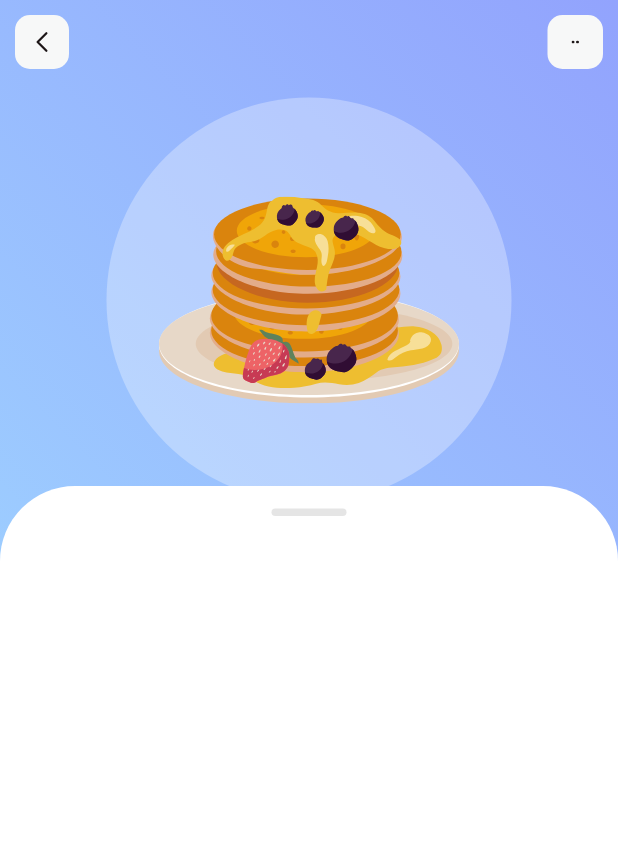
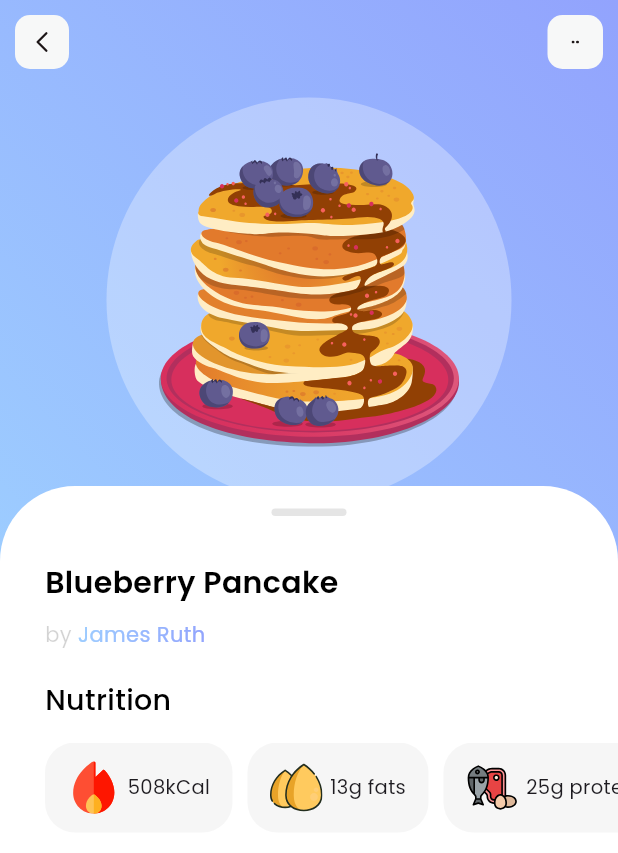
Before and after one commit to tibbers-7/Healthy_App, a Flutter app: the screen it shows after launch, after a tap on "View", on a phone screen of 412 x 824 dp. Shown: the top 853 px of the screen. Run offline on Flutter 3.47's test engine with Material 3 defaults, Android fonts, the phone set to English and light mode, and no system bars; our stand-ins replace flutter_svg.

Commit message:
added nutrient bar

```diff
--- a/lib/models/diet_model.dart
+++ b/lib/models/diet_model.dart
@@ -1,6 +1,7 @@
 import 'package:flutter/material.dart';
 
 class DietModel{
+  int id;
   String name;
   String iconPath;
   String level;
@@ -10,6 +11,7 @@ class DietModel{
   Color boxColor;
 
   DietModel({
+    required this.id,
     required this.name,
     required this.iconPath,
     required this.level,
@@ -24,8 +26,9 @@ class DietModel{
 
     diets.add(
       DietModel(
-        name:'Honey Pancake',
-        iconPath: 'assets/icons/honey-pancakes.svg',
+        id:1,
+        name:'Blueberry Pancake',
+        iconPath: 'assets/icons/blueberry-pancake.svg',
         level: 'Easy',
         duration: '30mins',
         calorie: '180kCal',
@@ -36,6 +39,7 @@ class DietModel{
 
     diets.add(
       DietModel(
+        id:2,
         name:'Canai Bread',
         iconPath: 'assets/icons/canai-bread.svg',
         level: 'Easy',
--- a/lib/models/ingredientValue_model.dart
+++ b/lib/models/ingredientValue_model.dart
@@ -14,4 +14,14 @@ class IngredientValueModel{
   {
     nutritionValue=NutritionModel.getTotalIngredientNutrition(ingredient.nutritionValue,measure.value);
   }
+
+  static List<IngredientValueModel> getBlueberryIngredients(){
+    List<IngredientModel> allIngredients=IngredientModel.getIngredients();
+    List<IngredientValueModel> bpIngredients=[];
+    bpIngredients.add(IngredientValueModel(ingredient: allIngredients[0], measure: MeasureModel(measureType: MeasureType.g, value: 100)));
+    bpIngredients.add(IngredientValueModel(ingredient: allIngredients[1], measure: MeasureModel(measureType: MeasureType.tbsp, value: 3)));
+    bpIngredients.add(IngredientValueModel(ingredient: allIngredients[2], measure: MeasureModel(measureType: MeasureType.tsp, value: 2)));
+    bpIngredients.add(IngredientValueModel(ingredient: allIngredients[3], measure: MeasureModel(measureType: MeasureType.items, value: 2)));
+    return bpIngredients;
+  }
 }
--- a/lib/models/ingredient_model.dart
+++ b/lib/models/ingredient_model.dart
@@ -1,11 +1,13 @@
 import 'package:sample_app/models/nutrition_model.dart';
 
 class IngredientModel{
+  int id;
   String name;
   NutritionModel nutritionValue;
   String iconPath;
 
   IngredientModel({
+    required this.id,
     required this.name,
     required this.nutritionValue,
     required this.iconPath
@@ -13,6 +15,11 @@ class IngredientModel{
 
   static List<IngredientModel> getIngredients(){
     List<IngredientModel> ingredients=[];
+
+    ingredients.add(IngredientModel(id:1,name: 'Wheat Flour', iconPath: 'iconPath',nutritionValue: NutritionModel(calories: 3.40,proteins: 0.132,carbs: 0.72,fibre: 0.107,fats: 0.025, vitamins: 0, minerals: 0), ));
+    ingredients.add(IngredientModel(id:2,name: 'Sugar', iconPath: 'iconPath',nutritionValue: NutritionModel(calories: 3.85,proteins: 0,carbs: 1,fibre: 0,fats: 0, vitamins: 0, minerals: 0), ));
+    ingredients.add(IngredientModel(id:3,name: 'Baking Soda', iconPath: 'iconPath',nutritionValue: NutritionModel(calories: 0,proteins: 0,carbs: 0,fibre: 0,fats: 0, vitamins: 0, minerals: 0.274), ));
+    ingredients.add(IngredientModel(id:4,name: 'Egg', iconPath: 'iconPath',nutritionValue: NutritionModel(calories: 78,proteins: 6,carbs: 0.6,fibre: 0,fats: 5, vitamins: 1.127, minerals: 0.243), ));
     return ingredients;
   }
 }
--- a/lib/models/meal_model.dart
+++ b/lib/models/meal_model.dart
@@ -4,8 +4,10 @@ import 'package:sample_app/models/nutrition_model.dart';
 enum MealType { breakfast, brunch, lunch, dinner, snack, drink }
 
 class MealModel{
+  int id;
   String name;
   String iconPath;
+  String author;
   String description;
   List<MealType> type;
   List<IngredientValueModel> ingredients;
@@ -15,8 +17,10 @@ class MealModel{
 
   MealModel(
     {
+      required this.id,
       required this.name,
       required this.iconPath,
+      required this.author,
       required this.description,
       required this.type,
       required this.ingredients,
@@ -29,4 +33,9 @@ class MealModel{
       nutritionValue=nutritionValue+ingredient.nutritionValue;
     }
   }
+
+  static MealModel getBlueberryPancake(){
+    MealModel meal=MealModel(id:1,name: 'Blueberry Pancake', iconPath: 'assets/icons/blueberry-pancake.svg',author:'James Ruth', description: 'Pancakes are some people\'s favorite breakfast, who doesn\'t like pancakes? Especially with the real honey splash on top of the pancakes, of course everyone loves that! besides being Read More...', type: [MealType.breakfast], ingredients: IngredientValueModel.getBlueberryIngredients(), steps: ['Prepare all of the ingredients that needed','Mix flour, sugar, salt, and baking powder','In a seperate place, mix the eggs and liquid milk until blended','Put the egg and milk mixture into the dry ingredients, Stir untul smooth and smooth','Prepare all of the ingredients that needed']);
+    return meal;
+  }
 }
--- a/lib/models/nutrition_model.dart
+++ b/lib/models/nutrition_model.dart
@@ -1,7 +1,7 @@
 import 'package:sample_app/models/ingredient_model.dart';
 
 class NutritionModel{
-  double caloriesInKcal;
+  double calories;
   double fats;
   double proteins;
   double carbs;
@@ -10,7 +10,7 @@ class NutritionModel{
   double minerals;
 
   NutritionModel({
-    required this.caloriesInKcal,
+    required this.calories,
     required this.fats,
     required this.proteins,
     required this.carbs,
@@ -21,7 +21,7 @@ class NutritionModel{
   });
 
   NutritionModel.empty({
-    this.caloriesInKcal=0,
+    this.calories=0,
     this.carbs=0,
     this.fats=0,
     this.fibre=0,
@@ -30,21 +30,38 @@ class NutritionModel{
     this.vitamins=0
   });
 
+  Map<String, dynamic> toMap() {
+    return {
+      'proteins': proteins,
+      'fats': fats,
+      'calories':calories,
+      'carbs': carbs,
+      'fibre': fibre,
+      'minerals': minerals,
+      'vitamins': vitamins,
+    };
+  }
+
+  static double getNutrientByName(NutritionModel nutrition, String nutrientName){
+    var map = nutrition.toMap();
+    return map[nutrientName];
+  }
+
   static NutritionModel getTotalIngredientNutrition(NutritionModel other,double quantity){
     return NutritionModel(
-      caloriesInKcal:other.caloriesInKcal*quantity,
+      calories:(other.calories*quantity).round().toDouble(),
       carbs:other.carbs*quantity,
       fats:other.fats*quantity,
       fibre:other.fibre*quantity,
       minerals:other.minerals*quantity,
-      proteins:other.proteins*quantity,
+      proteins:(other.proteins*quantity).round().toDouble(),
       vitamins:other.vitamins*quantity
     );
   }
 
   NutritionModel operator +(NutritionModel other) {
     return NutritionModel(
-      caloriesInKcal: caloriesInKcal + other.caloriesInKcal,
+      calories: calories + other.calories,
       carbs: carbs + other.carbs,
       fats: fats + other.fats,
       fibre: fibre + other.fibre,
--- a/lib/models/popular_model.dart
+++ b/lib/models/popular_model.dart
@@ -22,8 +22,8 @@ class PopularModel{
 
     populars.add(
       PopularModel(
-        name:'Blueberry Pancake',
-        iconPath: 'assets/icons/blueberry-pancake.svg',
+        name:'Honey Pancake',
+        iconPath: 'assets/icons/honey-pancakes.svg',
         level: 'Medium',
         duration: '30mins',
         calorie: '230kCal',
--- a/lib/pages/home.dart
+++ b/lib/pages/home.dart
@@ -121,7 +121,7 @@ class _HomePageState extends State<HomePage> {
                         ),
                       ),
                       Text(
-                        popularDiets[index].level + ' | ' + popularDiets[index].duration + ' | '+ popularDiets[index].calorie,
+                        '${popularDiets[index].level} | ${popularDiets[index].duration} | ${popularDiets[index].calorie}',
                         style: const TextStyle(
                           fontWeight: FontWeight.w400,
                           color:Color(0xff7B6F72),
@@ -159,7 +159,7 @@ class _HomePageState extends State<HomePage> {
         ),
       ),
       const SizedBox(height: 15),
-      Container(
+      SizedBox(
         height: 330,
         child: ListView.separated(
           padding: const EdgeInsets.only(left: 20, right: 20),
@@ -252,7 +252,7 @@ class _HomePageState extends State<HomePage> {
                         }),
                         Navigator.push(
                           context,
-                          MaterialPageRoute(builder: (context) => const MealPage()),)
+                          MaterialPageRoute(builder: (context) =>  MealPage(mealIndex: diets[index].id)),)
                       }, child: Text(
                               diets[index].viewIsSelected ? 'View' : '',
                               textAlign: TextAlign.center,
--- a/lib/pages/meal.dart
+++ b/lib/pages/meal.dart
@@ -1,11 +1,20 @@
+import 'dart:ui';
+
+import 'package:flutter/cupertino.dart';
 import 'package:flutter/material.dart';
+import 'package:flutter/rendering.dart';
 import 'package:flutter/widgets.dart';
 import 'package:flutter_svg/flutter_svg.dart';
+import 'package:sample_app/models/meal_model.dart';
 import 'package:sample_app/pages/home.dart';
+import 'package:sample_app/utils/gradient_text.dart';
+
+import '../models/nutrition_model.dart';
 
 class MealPage extends StatefulWidget {
-  const MealPage({super.key});
+  MealPage({super.key, required this.mealIndex});
 
+  int mealIndex;
   @override
   State<MealPage> createState() => _MealPageState();
 }
@@ -13,7 +22,11 @@ class MealPage extends StatefulWidget {
 class _MealPageState extends State<MealPage> {
   double panelHeight = 500.0; // Initial height of the slideable panel
   double minPanelHeight = 460; // Minimum height of the slideable panel
-  double maxPanelHeight = double.infinity; // Maximum height of the slideable panel
+  double maxPanelHeight =
+      double.infinity; // Maximum height of the slideable panel
+
+  MealModel meal = MealModel.getBlueberryPancake();
+
   @override
   Widget build(BuildContext context) {
     return Scaffold(
@@ -24,15 +37,13 @@ class _MealPageState extends State<MealPage> {
           Column(
             children: [
               SizedBox(
-                  height: kToolbarHeight +
-                      MediaQuery.of(context)
-                          .padding
-                          .top),
+                  height: kToolbarHeight + MediaQuery.of(context).padding.top),
             ],
           ),
           slideableSection()
         ]));
   }
+
   Widget slideableSection() {
     return Positioned(
       bottom: 0,
@@ -50,34 +61,155 @@ Widget slideableSection() {
             }
           });
         },
-        onVerticalDragEnd: (details) {
-        },
+        onVerticalDragEnd: (details) {},
         child: Container(
             decoration: BoxDecoration(
-            borderRadius: BorderRadius.circular(50),
-            color: Colors.white
-          ),
-          child: slideableSectionData()
-        ),
+                borderRadius: BorderRadius.circular(50), color: Colors.white),
+            child: slideableSectionData()),
       ),
     );
   }
 
-  Widget slideableSectionData(){
+  Widget slideableSectionData() {
     return Column(
+      crossAxisAlignment: CrossAxisAlignment.start,
       children: [
-        Container(
-          margin: EdgeInsets.only(top:15),
-          height:5,
+        Center(
+          child: Container(
+            margin: EdgeInsets.only(top: 15),
+            height: 5,
             width: 50,
             decoration: BoxDecoration(
                 color: Colors.black.withOpacity(0.1),
-            borderRadius: BorderRadius.circular(5)
+                borderRadius: BorderRadius.circular(5)),
+          ),
+        ),
+        Padding(
+          padding: const EdgeInsets.only(left: 30, top: 30),
+          child: Column(
+            crossAxisAlignment: CrossAxisAlignment.start,
+            children: [
+              Text(
+                meal.name,
+                textAlign: TextAlign.left,
+                style: const TextStyle(
+                  color: Colors.black,
+                  fontSize: 20,
+                  fontWeight: FontWeight.w600,
+                ),
+              ),
+              const SizedBox(
+                height: 10,
+              ),
+              Row(
+                children: [
+                  // ignore: prefer_const_constructors
+                  Text(
+                    'by ',
+                    style: const TextStyle(
+                      color: Color.fromARGB(44, 0, 0, 0),
+                    ),
+                  ),
+                  GradientText(meal.author,
+                      style: const TextStyle(fontWeight: FontWeight.w100),
+                      gradient: const LinearGradient(
+                        colors: [
+                          Color(0xff9DCEFF),
+                          Color(0xff92A3FD),
+                        ],
+                        begin: Alignment.topLeft,
+                        end: Alignment.bottomRight,
+                      ))
+                ],
+              ),
+              const SizedBox(
+                height: 20,
+              ),
+              const Text(
+                'Nutrition',
+                textAlign: TextAlign.left,
+                style: TextStyle(
+                  fontFamily: 'Poppins',
+                  color: Colors.black,
+                  fontSize: 19,
+                  fontWeight: FontWeight.w500,
+                ),
+              ),
+              SizedBox(height: 15,),
+              SingleChildScrollView(
+                scrollDirection: Axis.horizontal,
+                child: Row(
+                  children: [
+                    nutrientContainer('calories'),
+                    const SizedBox(width: 10),
+                    nutrientContainer('fats'),
+                    const SizedBox(width: 10),
+                    nutrientContainer('proteins'),
+                    const SizedBox(width: 10),
+                    nutrientContainer('carbs'),
+                    const SizedBox(width: 10),
+                    nutrientContainer('fibre'),
+                    const SizedBox(width: 10),
+                    nutrientContainer('vitamins'),
+                    const SizedBox(width: 10),
+                    nutrientContainer('minerals'),
+
+                  ],
                 ),
               )
             ],
+          ),
+        )
+      ],
+    );
+  }
 
+  Container nutrientContainer(String nutrientName) {
+    double nutrientValue =
+        NutritionModel.getNutrientByName(meal.nutritionValue, nutrientName);
+    if (nutrientValue==0) return Container();
+    String appendText = '';
+    if (nutrientName == 'calories') {
+      appendText = 'kCal';
+    } else {
+      appendText = 'g $nutrientName';
+    }
+    return Container(
+      height: 60,
+      width: null,
+      decoration: const BoxDecoration(
+        borderRadius: BorderRadius.all(Radius.circular(20)),
+        color: Color.fromARGB(9, 0, 0, 0),
+      ),
+        child: IntrinsicWidth(
+          child: Row(
+            children: [
+              const SizedBox(
+                width: 15,
+              ),
+              SvgPicture.asset(
+                'assets/icons/$nutrientName.svg',
+                height: 35,
+                width: 35,
+              ),
+              const SizedBox(
+                width: 5,
+              ),
+              Text(
+                nutrientValue.toStringAsFixed(0),
+                style: const TextStyle(fontSize: 13),
+              ),
+              Text(
+                appendText,
+                style: const TextStyle(fontSize: 13)),
+              const SizedBox(
+                width: 15,
+              ),
+            ],
+          ),
+        ),
       );
+
   }
 
   SizedBox pictureContainer() {
@@ -102,7 +234,7 @@ Widget slideableSection() {
               ),
               child: Center(
                 child: SvgPicture.asset(
-                  'assets/icons/honey-pancakes.svg',
+                  meal.iconPath,
                   height: 200,
                   width: 200,
                   alignment: Alignment.center,
--- /dev/null
+++ b/lib/utils/gradient_text.dart
@@ -0,0 +1,25 @@
+import 'dart:ui';
+
+import 'package:flutter/material.dart';
+
+class GradientText extends StatelessWidget {
+  final String text;
+  final TextStyle style;
+  final Gradient gradient;
+
+  GradientText(this.text, {required this.style, required this.gradient});
+
+  @override
+  Widget build(BuildContext context) {
+    return ShaderMask(
+      blendMode: BlendMode.srcIn,
+      shaderCallback: (bounds) => gradient.createShader(
+        Rect.fromLTWH(0, 0, bounds.width, bounds.height),
+      ),
+      child: Text(
+        text,
+        style: style.copyWith(color: Colors.white), // The color here is a placeholder.
+      ),
+    );
+  }
+}
```
Also changed, not shown: assets/icons/calories.svg (added), assets/icons/carbs.svg (added), assets/icons/fats.svg (added), assets/icons/proteins.svg (added). Lines whose indentation alone changed are shown as unchanged.
